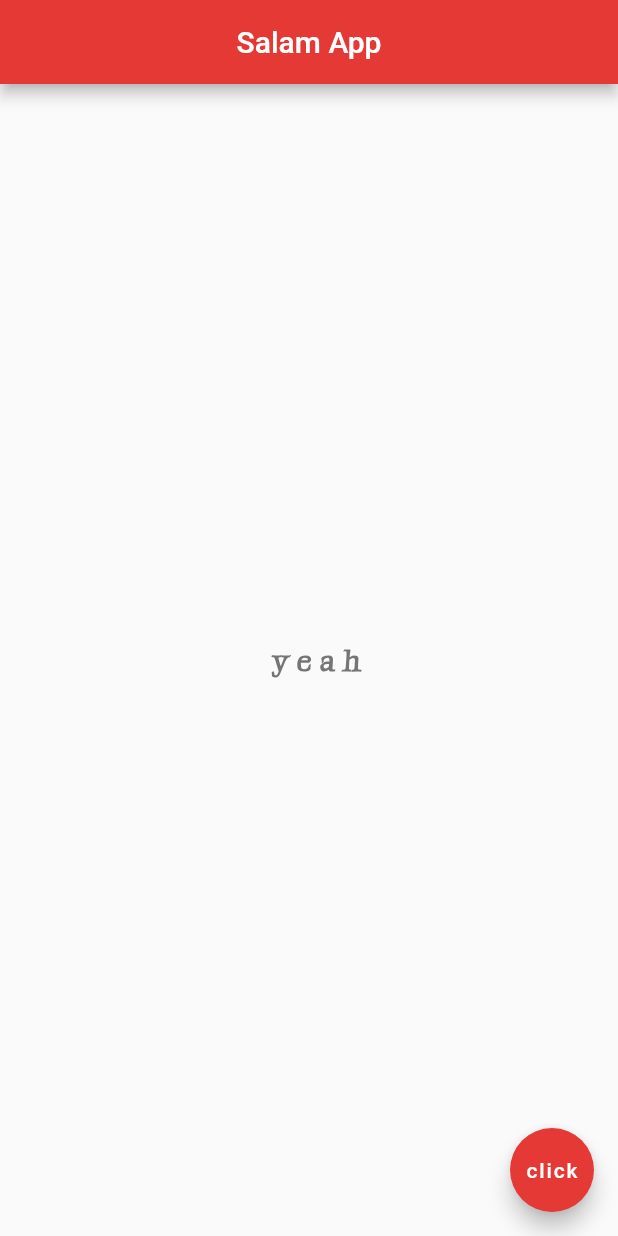
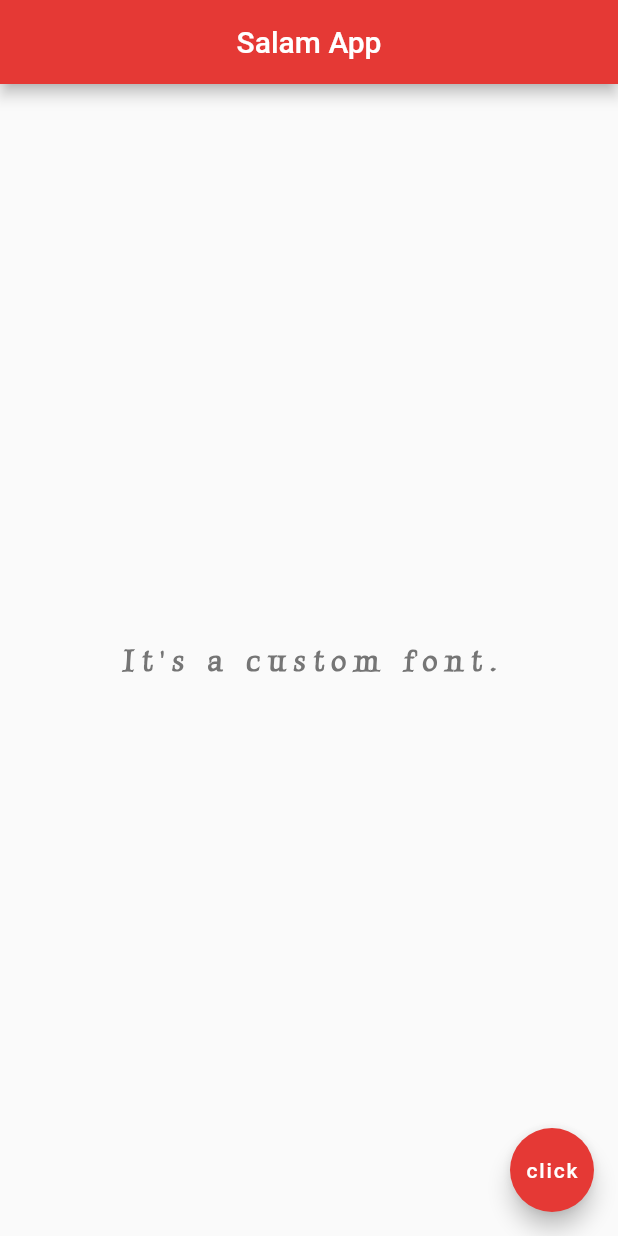
Before and after one commit to mr-teslaa/flutter101, a Flutter app: the screen it shows after launch, on a phone screen of 412 x 824 dp. Run offline on Flutter 3.47's test engine with Material 2 defaults, Android fonts, the phone set to English and light mode, and no system bars.

Commit message:
lesson finished

```diff
--- a/lib/main.dart
+++ b/lib/main.dart
@@ -10,13 +10,13 @@ void main() => runApp(MaterialApp(
         ),
         body: Center(
           child: Text(
-            ' yeah',
+            'It\'s a custom font.',
             style: TextStyle(
               fontSize: 20,
               color: Colors.grey[600],
               fontWeight: FontWeight.bold,
               letterSpacing: 5,
-              fontFamily: 'LuxuriousRoman'
+              fontFamily: 'LuxuriousRoman',
             ),
           ),
         ),
```
